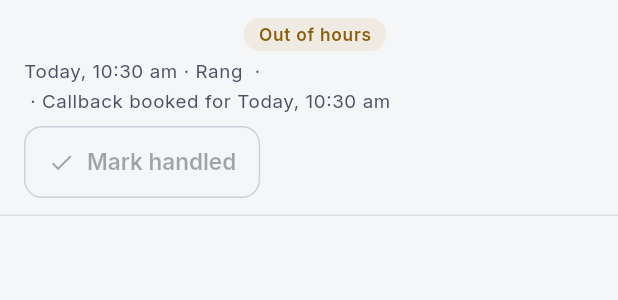
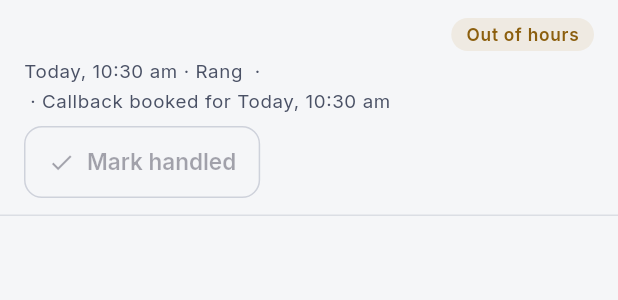
Before and after one commit to sapieonic/magick-agency, a Flutter app: the MissedCallTile widget shown alone on an empty page, opened directly with empty values, on a phone screen of 412 x 824 dp. Shown: the top 300 px of the screen. Run offline on Flutter 3.47's test engine with Material 3 defaults, Android fonts, the phone set to English and light mode, and no system bars; our stand-ins replace battery_plus, connectivity_plus, device_info_plus, firebase_auth, firebase_core, flutter_local_notifications and 8 more; missing offline and left inert: posthog_flutter; accounts and stored records are empty; network calls fail; project files that could hold a hidden picture were left out.

Commit message:
fix(mobile): the Missed row never cuts the caller's number short
The caller shared its line with a Spacer, so on a 360 dp phone the number got
half the free space and ellipsised beside a long reason or the DNC badge. The
caller, the badge and the reason now wrap: the pill sits at the line's end when
they fit and goes below when they do not, at any text size. Call back's screen
reader labels move into MissedCopy, and the empty tooltip goes.

Co-Authored-By: Claude Opus 5.5 <noreply@anthropic.com>
Claude-Session: https://claude.ai/code/session_019N3JzEB1TxiTnoqgdNtmPQ

```diff
--- a/apps/mobile/lib/features/missed/missed_call_tile.dart
+++ b/apps/mobile/lib/features/missed/missed_call_tile.dart
@@ -54,17 +54,35 @@ class MissedCallTile extends StatelessWidget {
     final caller = MissedCopy.caller(call);
     return DecoratedBox(
       key: ValueKey('missed-row-${call.id}'),
-      decoration: BoxDecoration(border: Border(bottom: BorderSide(color: t.border))),
+      decoration: BoxDecoration(
+        border: Border(bottom: BorderSide(color: t.border)),
+      ),
       child: Padding(
         padding: const EdgeInsets.symmetric(horizontal: Space.lg, vertical: Space.md),
         child: Column(
           crossAxisAlignment: CrossAxisAlignment.start,
           mainAxisSize: MainAxisSize.min,
           children: [
-            Row(
+            // The caller, the DNC badge and the reason pill share a line when
+            // they fit, the pill at the line's end; when they do not (a 360 dp
+            // phone with DNC and a long reason, or large text) the pill, then
+            // the badge, go below, so the number is never cut short to make
+            // room for them.
+            SizedBox(
+              width: double.infinity,
+              child: Wrap(
+                key: const Key('missed-head'),
+                alignment: WrapAlignment.spaceBetween,
+                crossAxisAlignment: WrapCrossAlignment.center,
+                spacing: Space.sm,
+                runSpacing: Space.xs,
                 children: [
-                Flexible(
-                  child: Text(
+                  Wrap(
+                    spacing: Space.sm,
+                    runSpacing: Space.xs,
+                    crossAxisAlignment: WrapCrossAlignment.center,
+                    children: [
+                      Text(
                         caller,
                         key: const Key('missed-caller'),
                         maxLines: 1,
@@ -73,9 +91,7 @@ class MissedCallTile extends StatelessWidget {
                             ? text.titleSmall!.copyWith(color: t.textMuted)
                             : monoStyle(context, size: 15, color: t.textPrimary),
                       ),
-                ),
-                if (call.callerDnc) ...[
-                  const SizedBox(width: Space.sm),
+                      if (call.callerDnc)
                         Tooltip(
                           message: MissedCopy.dncHint,
                           child: Semantics(
@@ -85,17 +101,14 @@ class MissedCallTile extends StatelessWidget {
                           ),
                         ),
                     ],
-                const Spacer(),
-                const SizedBox(width: Space.sm),
-                ConstrainedBox(
-                  constraints: const BoxConstraints(maxWidth: 170),
-                  child: StatusPill(
+                  ),
+                  StatusPill(
                     MissedCopy.whyMissed(call),
                     key: const Key('missed-reason'),
                     tone: call.isOpen ? Tone.warn : Tone.neutral,
                   ),
+                ],
               ),
-              ],
             ),
             const SizedBox(height: Space.xs),
             Text(
@@ -145,17 +158,14 @@ class MissedCallTile extends StatelessWidget {
               children: call.isOpen
                   ? [
                       if (callBackOffered)
-                        Tooltip(
-                          message: call.isWithheld ? MissedCopy.withheldCallBack : '',
-                          child: OutlinedButton.icon(
+                        OutlinedButton.icon(
                           key: const Key('missed-call-back'),
                           onPressed: call.isWithheld ? null : onCallBack,
                           icon: const Icon(Icons.call, size: 18),
                           label: Semantics(
-                              label: call.isWithheld ? 'Call back (number withheld)' : 'Call back $caller',
+                            label: call.isWithheld ? MissedCopy.callBackWithheldLabel : MissedCopy.callBackLabel(caller),
                             excludeSemantics: true,
                             child: const Text(MissedCopy.callBack),
-                            ),
                           ),
                         ),
                       OutlinedButton.icon(
--- a/apps/mobile/lib/features/missed/missed_calls_copy.dart
+++ b/apps/mobile/lib/features/missed/missed_calls_copy.dart
@@ -40,6 +40,11 @@ abstract final class MissedCopy {
   static const notMatched = 'Not matched';
 
   static const callBack = 'Call back';
+
+  /// Call back's label for a screen reader: whom it calls, or why it is off
+  /// (the withheld note under the row says the same on screen).
+  static String callBackLabel(String caller) => 'Call back $caller';
+  static const callBackWithheldLabel = 'Call back (number withheld)';
   static const markHandled = 'Mark handled';
   static const marking = 'Marking…';
   static const reopen = 'Reopen';
```
Also changed, not shown: 1 other file. Lines whose indentation alone changed are shown as unchanged.
